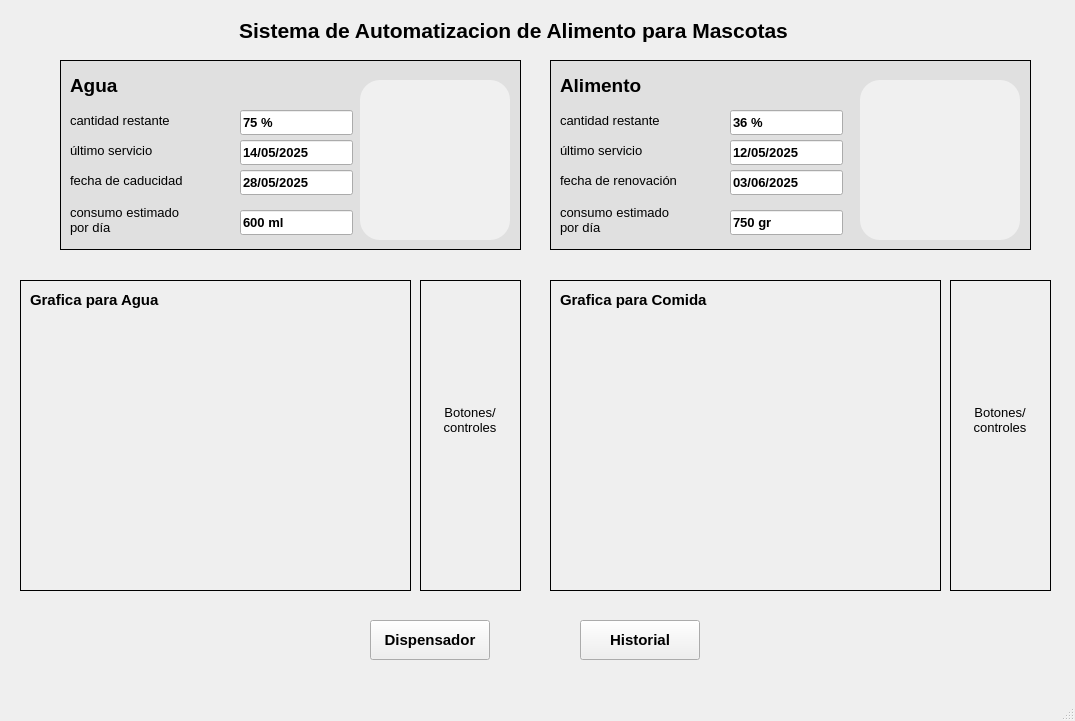
The window that Proyecto Integrador/Dashboard.ui (VictorVega03/Pip_2025_1_Eq7) describes before a commit, drawn with Qt 5.
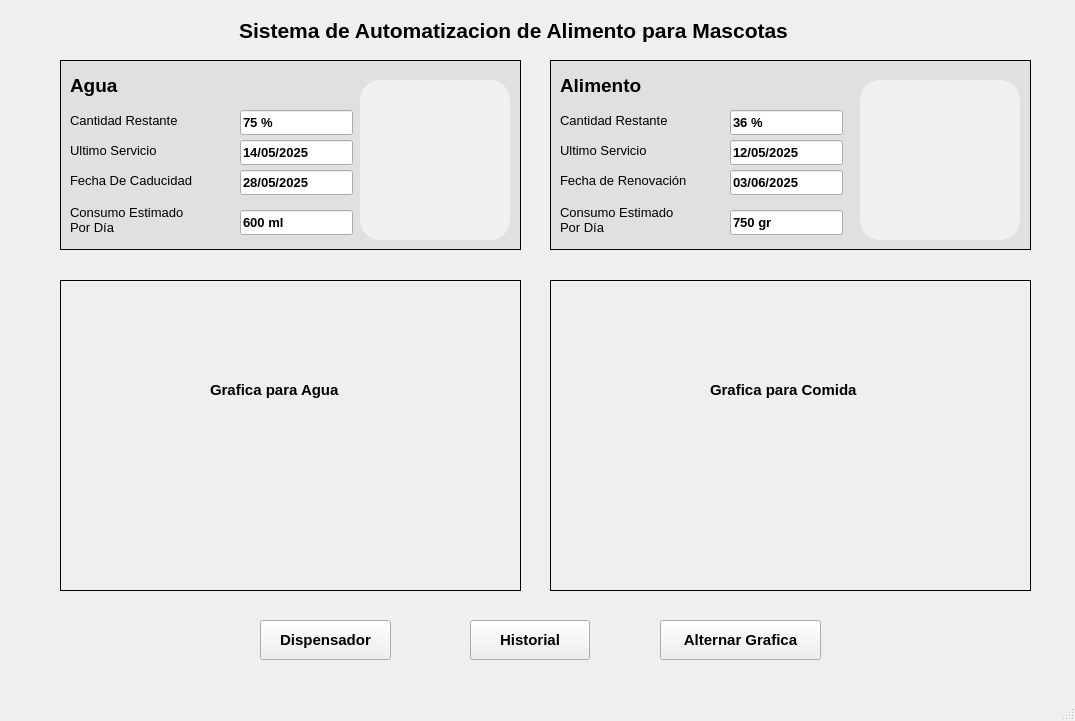
The same window after the commit. Icons and pictures are not drawn.

```diff
--- a/Proyecto Integrador/Dashboard.ui
+++ b/Proyecto Integrador/Dashboard.ui
@@ -135,7 +135,7 @@
      </font>
     </property>
     <property name="text">
-     <string>cantidad restante</string>
+     <string>Cantidad Restante</string>
     </property>
    </widget>
    <widget class="QLineEdit" name="lineEditCantidadRestanteAgua">
@@ -176,7 +176,7 @@
      </font>
     </property>
     <property name="text">
-     <string>último servicio</string>
+     <string>Ultimo Servicio</string>
     </property>
    </widget>
    <widget class="QLineEdit" name="lineEditUltimoServicioAgua">
@@ -217,7 +217,7 @@
      </font>
     </property>
     <property name="text">
-     <string>fecha de caducidad</string>
+     <string>Fecha De Caducidad</string>
     </property>
    </widget>
    <widget class="QLineEdit" name="lineEditFechaCaducidadAgua">
@@ -258,8 +258,8 @@
      </font>
     </property>
     <property name="text">
-     <string>consumo estimado
-por día</string>
+     <string>Consumo Estimado
+Por Día</string>
     </property>
    </widget>
    <widget class="QLineEdit" name="lineEditConsumoEstimadoAgua">
@@ -353,7 +353,7 @@
      <rect>
       <x>560</x>
       <y>70</y>
-      <width>100</width>
+      <width>121</width>
       <height>30</height>
      </rect>
     </property>
@@ -383,7 +383,7 @@
      </font>
     </property>
     <property name="text">
-     <string>cantidad restante</string>
+     <string>Cantidad Restante</string>
     </property>
    </widget>
    <widget class="QLineEdit" name="lineEditCantidadRestanteAlimento">
@@ -424,7 +424,7 @@
      </font>
     </property>
     <property name="text">
-     <string>último servicio</string>
+     <string>Ultimo Servicio</string>
     </property>
    </widget>
    <widget class="QLineEdit" name="lineEditUltimoServicioAlimento">
@@ -455,7 +455,7 @@
      <rect>
       <x>560</x>
       <y>170</y>
-      <width>150</width>
+      <width>161</width>
       <height>20</height>
      </rect>
     </property>
@@ -465,7 +465,7 @@
      </font>
     </property>
     <property name="text">
-     <string>fecha de renovación</string>
+     <string>Fecha de Renovación</string>
     </property>
    </widget>
    <widget class="QLineEdit" name="lineEditFechaRenovacionAlimento">
@@ -506,8 +506,8 @@
      </font>
     </property>
     <property name="text">
-     <string>consumo estimado
-por día</string>
+     <string>Consumo Estimado
+Por Día</string>
     </property>
    </widget>
    <widget class="QLineEdit" name="lineEditConsumoEstimadoAlimento">
@@ -533,32 +533,12 @@
      <bool>true</bool>
     </property>
    </widget>
-   <widget class="QLabel" name="labelGraficaAgua">
-    <property name="geometry">
-     <rect>
-      <x>30</x>
-      <y>290</y>
-      <width>150</width>
-      <height>20</height>
-     </rect>
-    </property>
-    <property name="font">
-     <font>
-      <pointsize>11</pointsize>
-      <weight>75</weight>
-      <bold>true</bold>
-     </font>
-    </property>
-    <property name="text">
-     <string>Grafica para Agua</string>
-    </property>
-   </widget>
    <widget class="QFrame" name="frameGraficaComida">
     <property name="geometry">
      <rect>
       <x>550</x>
       <y>280</y>
-      <width>391</width>
+      <width>481</width>
       <height>311</height>
      </rect>
     </property>
@@ -568,71 +548,33 @@
     <property name="frameShadow">
      <enum>QFrame::Plain</enum>
     </property>
-   </widget>
-   <widget class="QLabel" name="labelGraficaComida">
-    <property name="geometry">
-     <rect>
-      <x>560</x>
-      <y>290</y>
-      <width>170</width>
-      <height>20</height>
-     </rect>
-    </property>
-    <property name="font">
-     <font>
-      <pointsize>11</pointsize>
-      <weight>75</weight>
-      <bold>true</bold>
-     </font>
-    </property>
-    <property name="text">
-     <string>Grafica para Comida</string>
-    </property>
-   </widget>
-   <widget class="QFrame" name="frameBotonesComida">
-    <property name="geometry">
-     <rect>
-      <x>950</x>
-      <y>280</y>
-      <width>101</width>
-      <height>311</height>
-     </rect>
-    </property>
-    <property name="frameShape">
-     <enum>QFrame::Box</enum>
-    </property>
-    <property name="frameShadow">
-     <enum>QFrame::Plain</enum>
-    </property>
-    <widget class="QLabel" name="labelBotonesComida">
+    <widget class="QLabel" name="labelGraficaComida">
      <property name="geometry">
       <rect>
-       <x>10</x>
-       <y>120</y>
-       <width>80</width>
-       <height>40</height>
+       <x>160</x>
+       <y>100</y>
+       <width>170</width>
+       <height>20</height>
       </rect>
      </property>
      <property name="font">
       <font>
-       <pointsize>10</pointsize>
+       <pointsize>11</pointsize>
+       <weight>75</weight>
+       <bold>true</bold>
       </font>
      </property>
      <property name="text">
-      <string>Botones/
-controles</string>
-     </property>
-     <property name="alignment">
-      <set>Qt::AlignCenter</set>
+      <string>Grafica para Comida</string>
      </property>
     </widget>
    </widget>
    <widget class="QPushButton" name="btnDispensador">
     <property name="geometry">
      <rect>
-      <x>370</x>
+      <x>260</x>
       <y>620</y>
-      <width>120</width>
+      <width>131</width>
       <height>40</height>
      </rect>
     </property>
@@ -650,7 +592,7 @@
    <widget class="QPushButton" name="btnHistorial">
     <property name="geometry">
      <rect>
-      <x>580</x>
+      <x>470</x>
       <y>620</y>
       <width>120</width>
       <height>40</height>
@@ -670,9 +612,9 @@
    <widget class="QFrame" name="frameGraficaComida_2">
     <property name="geometry">
      <rect>
-      <x>20</x>
+      <x>60</x>
       <y>280</y>
-      <width>391</width>
+      <width>461</width>
       <height>311</height>
      </rect>
     </property>
@@ -682,45 +624,47 @@
     <property name="frameShadow">
      <enum>QFrame::Plain</enum>
     </property>
-   </widget>
-   <widget class="QFrame" name="frameBotonesComida_2">
-    <property name="geometry">
-     <rect>
-      <x>420</x>
-      <y>280</y>
-      <width>101</width>
-      <height>311</height>
-     </rect>
-    </property>
-    <property name="frameShape">
-     <enum>QFrame::Box</enum>
-    </property>
-    <property name="frameShadow">
-     <enum>QFrame::Plain</enum>
-    </property>
-    <widget class="QLabel" name="labelBotonesComida_2">
+    <widget class="QLabel" name="labelGraficaAgua">
      <property name="geometry">
       <rect>
-       <x>10</x>
-       <y>120</y>
-       <width>80</width>
-       <height>40</height>
+       <x>150</x>
+       <y>100</y>
+       <width>171</width>
+       <height>20</height>
       </rect>
      </property>
      <property name="font">
       <font>
-       <pointsize>10</pointsize>
+       <pointsize>11</pointsize>
+       <weight>75</weight>
+       <bold>true</bold>
       </font>
      </property>
      <property name="text">
-      <string>Botones/
-controles</string>
-     </property>
-     <property name="alignment">
-      <set>Qt::AlignCenter</set>
+      <string>Grafica para Agua</string>
      </property>
     </widget>
    </widget>
+   <widget class="QPushButton" name="btnCambiarGrafica">
+    <property name="geometry">
+     <rect>
+      <x>660</x>
+      <y>620</y>
+      <width>161</width>
+      <height>40</height>
+     </rect>
+    </property>
+    <property name="font">
+     <font>
+      <pointsize>11</pointsize>
+      <weight>75</weight>
+      <bold>true</bold>
+     </font>
+    </property>
+    <property name="text">
+     <string>Alternar Grafica</string>
+    </property>
+   </widget>
   </widget>
   <widget class="QMenuBar" name="menubar">
    <property name="geometry">
```
Left out of the diff: 2 changed lines with no effect on the pictures.
